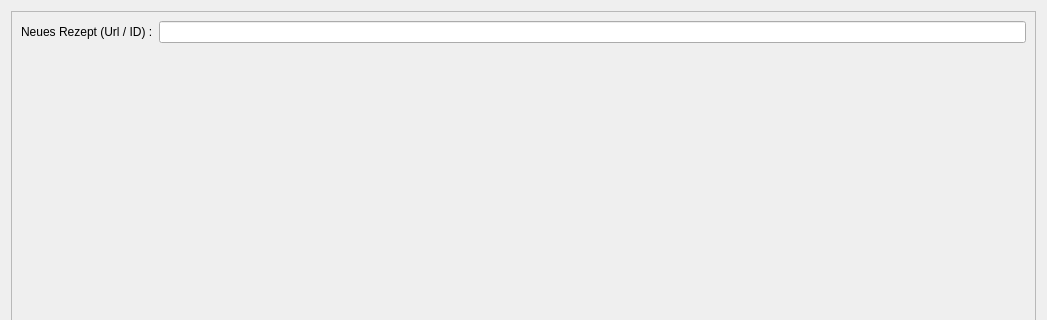
Indidev/headcooker, file frontend/RecipeChooser.ui: the form before one commit; both pictures show x 0 to 1047 and y 0 to 320 of the 1047 by 525 pixel window.
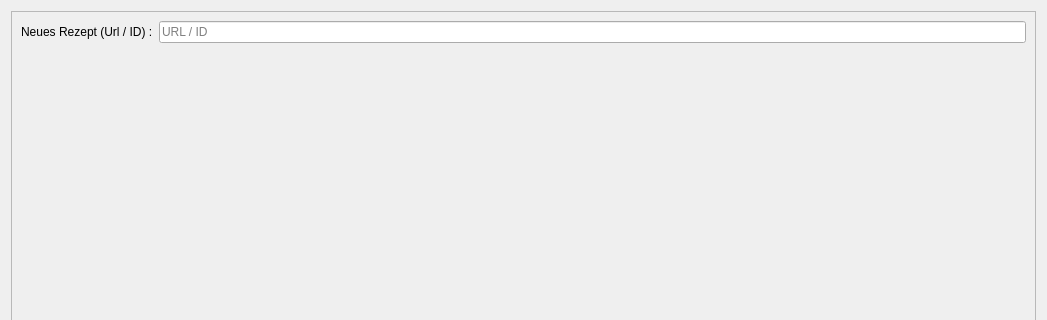
The form after the commit.

The edit to the form file:
```diff
--- a/frontend/RecipeChooser.ui
+++ b/frontend/RecipeChooser.ui
@@ -50,7 +50,11 @@
             </widget>
            </item>
            <item row="0" column="1">
-            <widget class="QLineEdit" name="input"/>
+            <widget class="QLineEdit" name="input">
+             <property name="placeholderText">
+              <string>URL / ID</string>
+             </property>
+            </widget>
            </item>
           </layout>
          </item>
```
